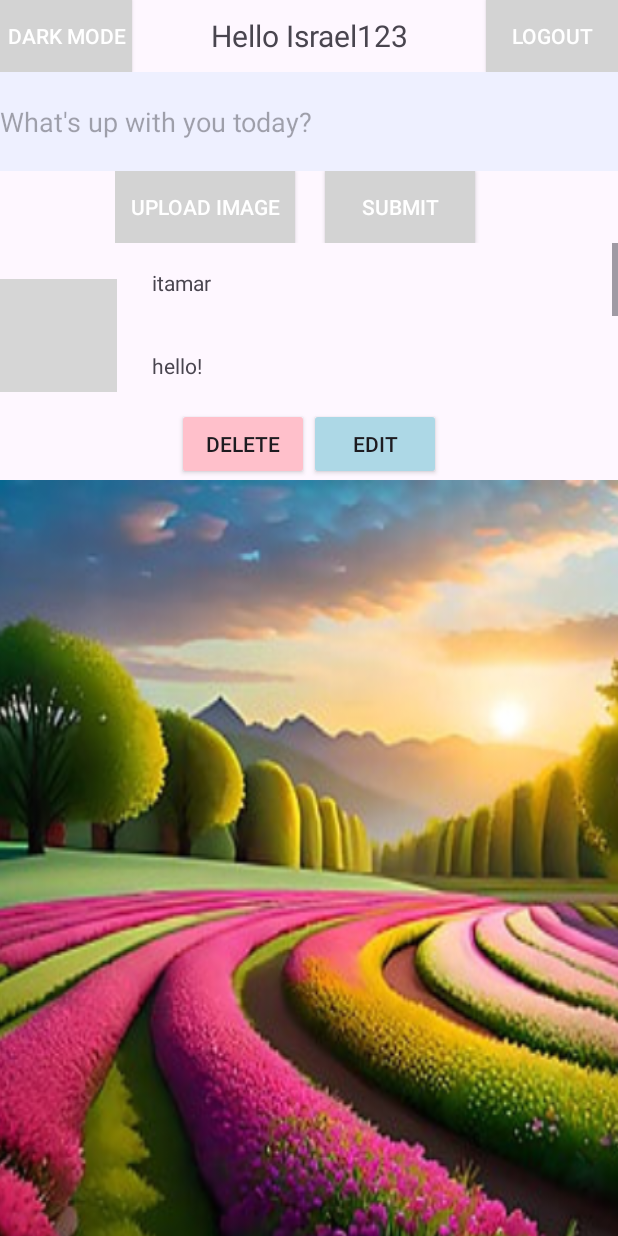
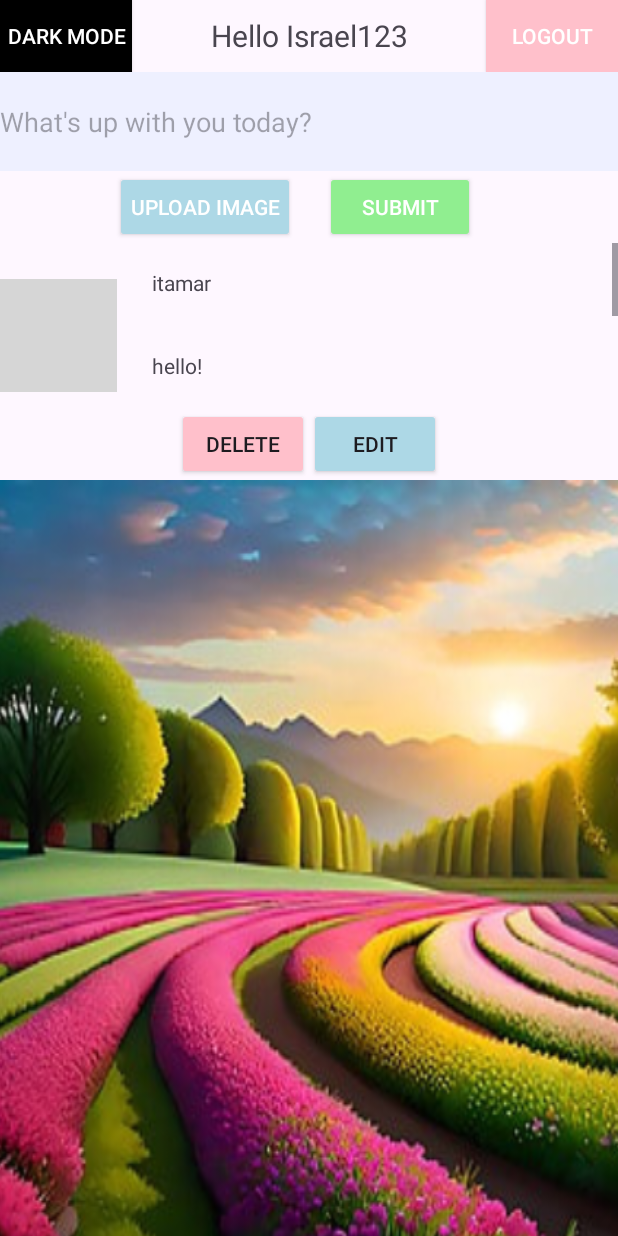
Before and after one commit to yuvalbarak8/Feed, an Android app: the FeedActivity screen opened directly, with no data from a screen before it, on a phone screen of 412 x 824 dp. Run offline under Robolectric (Android 15) with nearby library versions, the phone set to English and light mode, and no system bars; grey boxes are pictures that could not be loaded.

Commit message:
button style

```diff
--- a/app/src/main/res/layout/activity_feed.xml
+++ b/app/src/main/res/layout/activity_feed.xml
@@ -30,12 +30,9 @@
                 android:layout_gravity="start"
                 android:background="@drawable/button_background"
                 android:text="Dark Mode"
-
-               android:textColor="@color/white" />
-
+                android:textColor="@color/white"
                 android:backgroundTint="@color/black"
-                android:textColor="@color/white"
-                android:layout_gravity="center"/>
+                />
 
 
             <TextView
@@ -53,6 +50,7 @@
                 android:layout_gravity="end"
                 android:background="@drawable/button_background"
                 android:text="LogOut"
+                android:backgroundTint="@color/red"
                 android:textColor="@color/white" />
 
         </LinearLayout>
@@ -82,7 +80,7 @@
                 android:layout_width="wrap_content"
                 android:layout_height="wrap_content"
                 android:layout_marginRight="10dp"
-                android:background="@drawable/button_background"
+                android:backgroundTint="@color/blue"
                 android:padding="10dp"
                 android:text="Upload Image"
 
@@ -96,7 +94,7 @@
                 android:layout_width="100dp"
                 android:layout_height="wrap_content"
                 android:layout_marginLeft="10dp"
-                android:background="@drawable/button_background"
+                android:backgroundTint="@color/green"
                 android:gravity="center"
                 android:text="Submit"
 
@@ -119,7 +117,8 @@
             android:layout_width="wrap_content"
             android:layout_height="wrap_content"
             android:text="cancel upload"
-            android:visibility="gone" />
+            android:visibility="gone"
+            android:backgroundTint="@color/red"/>
     </LinearLayout>
 
     <LinearLayout
--- a/app/src/main/res/layout/activity_main.xml
+++ b/app/src/main/res/layout/activity_main.xml
@@ -34,7 +34,8 @@
             android:hint="@string/login_etPassword"
             android:inputType="textPassword"
             android:minHeight="48dp" />
-        <LinearLayout
+         <LinearLayout
+             android:orientation="vertical"
             android:id="@+id/message_layout"
             android:layout_width="wrap_content"
             android:layout_height="wrap_content"
```
